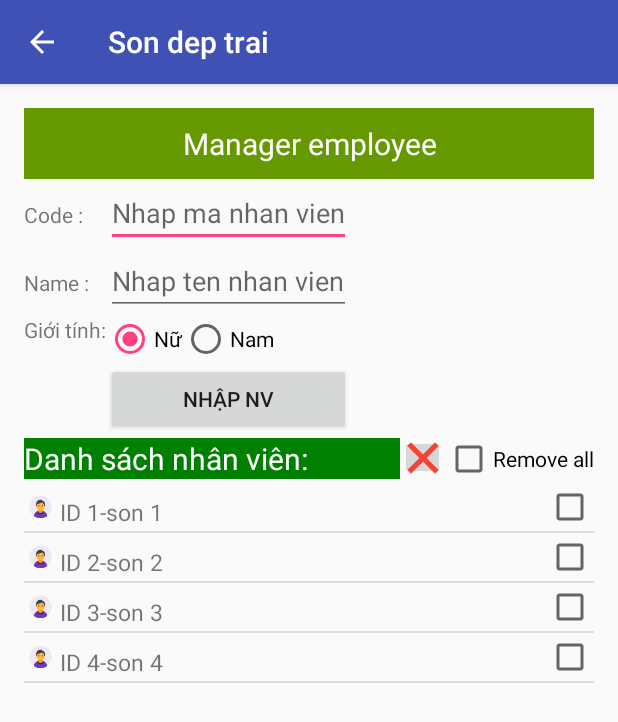
After one commit to Kenlyson/MyFirstApp2, an Android app: the CustomListViewActivity screen opened directly, with no data from a screen before it, on a phone screen of 412 x 824 dp. The commit adds this screen. Shown: the top 722 px of the screen. Run offline under Robolectric (Android 15) with nearby library versions, the phone set to English and light mode, and no system bars.

Commit message:
custom list view

```diff
--- a/app/src/main/AndroidManifest.xml
+++ b/app/src/main/AndroidManifest.xml
@@ -22,7 +22,8 @@
         <activity android:name=".SettingActivity" />
         <activity android:name=".ListViewActivity" />
         <activity android:name=".ListViewActivity2" />
-        <!--<activity android:name=".MainActivity"></activity>-->
+        <!-- <activity android:name=".MainActivity"></activity> -->
+        <activity android:name=".CustomListViewActivity"></activity>
     </application>
 
 </manifest>
--- /dev/null
+++ b/app/src/main/java/com/demo/myfirstapp2/CustomListViewActivity.java
@@ -0,0 +1,72 @@
+package com.demo.myfirstapp2;
+
+import android.support.v7.app.AppCompatActivity;
+import android.os.Bundle;
+import android.view.View;
+import android.widget.ArrayAdapter;
+import android.widget.CheckBox;
+import android.widget.EditText;
+import android.widget.ListView;
+import android.widget.RadioGroup;
+import android.widget.TextView;
+
+import com.demo.myfirstapp2.Models.Employee;
+import com.demo.myfirstapp2.Models.EmployeeApdater;
+
+import java.util.ArrayList;
+import java.util.List;
+
+public class CustomListViewActivity extends BaseActivity {
+    EditText txtEmpId, txtEmpName;
+    RadioGroup groupGender;
+    ListView lvEmp;
+    TextView lblResult;
+    List<Employee> listEmployees;
+    ArrayAdapter<Employee> adapter;
+
+    @Override
+    protected void onCreate(Bundle savedInstanceState) {
+        super.onCreate(savedInstanceState);
+        setContentView(R.layout.activity_custom_list_view);
+        txtEmpId = (EditText) findViewById(R.id.txtEmpId);
+        txtEmpName = (EditText) findViewById(R.id.txtEmpName);
+        groupGender = (RadioGroup) findViewById(R.id.radGroupGender);
+        lvEmp = (ListView) findViewById(R.id.lvEmp);
+        lblResult =(TextView) findViewById(R.id.lblResult);
+        getListEmployee();
+        fillDataSource();
+
+    }
+
+    protected void onDeleteSelectedClicked(View view){
+
+        for(Employee item : listEmployees){
+            if(item.isDelete())
+                listEmployees.remove(item);
+        }
+//        for(int i=lvEmp.getChildCount()-1;i>=0;i--)
+//        {
+//            View v=lvEmp.getChildAt(i);
+//            CheckBox chk=(CheckBox) v.findViewById(R.id.chkitem);
+//            if(chk.isChecked())
+//            {
+//                listEmployees.remove(i);
+//            }
+//        }
+        adapter.notifyDataSetChanged();
+    }
+
+    void getListEmployee(){
+        listEmployees = new ArrayList<>();
+        listEmployees.add(new Employee("ID 1", "son 1", true));
+        listEmployees.add(new Employee("ID 2", "son 2", true));
+        listEmployees.add(new Employee("ID 3", "son 3", true));
+        listEmployees.add(new Employee("ID 4", "son 4", true));
+    }
+
+    void fillDataSource(){
+        adapter = new EmployeeApdater(this,R.layout.employee_item, listEmployees);
+        lvEmp.setAdapter(adapter);
+    }
+
+}
--- a/app/src/main/java/com/demo/myfirstapp2/MainActivity.java
+++ b/app/src/main/java/com/demo/myfirstapp2/MainActivity.java
@@ -49,6 +49,7 @@ public class MainActivity extends AppCompatActivity {
         arrayList.add(new Category("List view type 2",MyConst.LIST_VIEW2, this, ListViewActivity2.class));
         arrayList.add(new Category("My activity", MyConst.MY_ACTIVITY, this, MyActivity.class));
         arrayList.add(new Category("Action menu", MyConst.OPTION_MENU_CONTEXT_MENU, this, SubMenuAndContextMenu.class));
+        arrayList.add(new Category("Custom ListView", MyConst.CUSTOM_LISTVIEW, this, CustomListViewActivity.class));
     }
 
 
--- /dev/null
+++ b/app/src/main/java/com/demo/myfirstapp2/Models/Employee.java
@@ -0,0 +1,49 @@
+package com.demo.myfirstapp2.Models;
+
+/**
+ * Created by Kenlsyon on 31-05-16.
+ */
+public class Employee {
+    private String id;
+    private String name;
+    private boolean gender;
+    private boolean isDelete;
+
+    public boolean isDelete() {
+        return isDelete;
+    }
+
+    public void setDelete(boolean delete) {
+        isDelete = delete;
+    }
+
+    public String getId() {
+        return id;
+    }
+    public void setId(String id) {
+        this.id = id;
+    }
+    public String getName() {
+        return name;
+    }
+    public void setName(String name) {
+        this.name = name;
+    }
+    public boolean isGender() {
+        return gender;
+    }
+    public void setGender(boolean gender) {
+        this.gender = gender;
+    }
+    @Override
+    public String toString() {
+        return this.id+"-"+this.name;
+    }
+
+    public Employee(String id, String name, boolean gender) {
+        this.id = id;
+        this.name = name;
+        this.gender = gender;
+        this.isDelete = false;
+    }
+}
--- /dev/null
+++ b/app/src/main/java/com/demo/myfirstapp2/Models/EmployeeApdater.java
@@ -0,0 +1,65 @@
+package com.demo.myfirstapp2.Models;
+
+import android.app.Activity;
+import android.content.Context;
+import android.view.LayoutInflater;
+import android.view.View;
+import android.view.ViewGroup;
+import android.widget.ArrayAdapter;
+import android.widget.CheckBox;
+import android.widget.ImageView;
+import android.widget.TextView;
+
+import com.demo.myfirstapp2.R;
+
+import java.util.ArrayList;
+import java.util.List;
+
+/**
+ * Created by PCPV on 31-05-16.
+ */
+public class EmployeeApdater extends ArrayAdapter<Employee> {
+    Context _context;
+    int _layoutId;
+    List<Employee> _listEmployee;
+    public EmployeeApdater(Context context, int resource, List<Employee> objects) {
+        super(context, resource, objects);
+        this._context = context;
+        this._layoutId = resource;
+        this._listEmployee = objects;
+    }
+
+    @Override
+    public View getView(int position, View convertView, ViewGroup parent) {
+        LayoutInflater inflater = (LayoutInflater )_context.
+                getSystemService(Context.LAYOUT_INFLATER_SERVICE);
+        convertView=inflater.inflate(_layoutId, null);
+
+        final TextView txtdisplay=(TextView)
+                convertView.findViewById(R.id.txtitem);
+
+        final Employee emp=_listEmployee.get(position);
+
+        txtdisplay.setText(emp.toString());
+        final ImageView imgitem=(ImageView)
+                convertView.findViewById(R.id.imgitem);
+        if(emp.isGender())
+            imgitem.setImageResource(R.mipmap.male);
+        else
+            imgitem.setImageResource(R.mipmap.female );
+
+
+        final CheckBox chkitem=(CheckBox)
+                convertView.findViewById(R.id.chkitem);
+        chkitem.setOnClickListener(new View.OnClickListener() {
+            @Override
+            public void onClick(View v) {
+                boolean isChecked = ((CheckBox)v).isChecked();
+                emp.setDelete(isChecked);
+            }
+        });
+
+        return convertView;
+
+    }
+}
--- a/app/src/main/java/com/demo/myfirstapp2/Models/MyConst.java
+++ b/app/src/main/java/com/demo/myfirstapp2/Models/MyConst.java
@@ -9,4 +9,5 @@ public final class MyConst {
     public final static String LIST_VIEW2 = "LIST_VIEW2";
     public final static String MY_ACTIVITY = "MY_ACTIVITY";
     public final static String OPTION_MENU_CONTEXT_MENU = "OPTION_MENU_CONTEXT_MENU";
+    public final static String CUSTOM_LISTVIEW = "CUSTOM_LISTVIEW";
 }
--- /dev/null
+++ b/app/src/main/res/layout/activity_custom_list_view.xml
@@ -0,0 +1,142 @@
+<?xml version="1.0" encoding="utf-8"?>
+<LinearLayout xmlns:android="http://schemas.android.com/apk/res/android"
+    xmlns:tools="http://schemas.android.com/tools"
+    android:layout_width="match_parent"
+    android:layout_height="match_parent"
+    android:paddingBottom="@dimen/activity_vertical_margin"
+    android:paddingLeft="@dimen/activity_horizontal_margin"
+    android:paddingRight="@dimen/activity_horizontal_margin"
+    android:paddingTop="@dimen/activity_vertical_margin"
+    android:orientation="vertical"
+    tools:context="com.demo.myfirstapp2.CustomListViewActivity">
+
+    <TextView
+        android:layout_width="match_parent"
+        android:layout_height="wrap_content"
+        android:text="Manager employee"
+        android:background="@android:color/holo_green_dark"
+        android:padding="10dp"
+        android:textSize="20dp"
+        android:textColor="@android:color/background_light"
+        android:textAlignment="center"
+        />
+    <TableLayout
+        android:layout_width="match_parent"
+        android:layout_height="wrap_content">
+        <TableRow android:layout_height="wrap_content" android:layout_width="match_parent">
+            <TextView
+                android:text="Code :"
+                android:layout_height="wrap_content"
+                android:layout_width="wrap_content"
+                />
+            <EditText
+                android:id="@+id/txtEmpId"
+                android:layout_height="wrap_content"
+                android:layout_width="match_parent"
+                android:hint="Nhap ma nhan vien"
+                />
+        </TableRow>
+        <TableRow android:layout_height="wrap_content" android:layout_width="match_parent">
+            <TextView
+                android:text="Name :"
+                android:layout_height="wrap_content"
+                android:layout_width="wrap_content"
+                />
+            <EditText
+                android:id="@+id/txtEmpName"
+                android:layout_height="wrap_content"
+                android:layout_width="match_parent"
+                android:hint="Nhap ten nhan vien"
+                />
+        </TableRow>
+        <TableRow
+            android:id="@+id/tableRow3"
+            android:layout_width="wrap_content"
+            android:layout_height="wrap_content"
+            android:layout_gravity="center_vertical">
+
+            <TextView
+                android:id="@+id/textView5"
+                android:layout_width="wrap_content"
+                android:layout_height="wrap_content"
+                android:text="Giới tính:"
+                />
+
+            <RadioGroup
+                android:id="@+id/radGroupGender"
+                android:layout_width="wrap_content"
+                android:layout_height="wrap_content"
+                android:orientation="horizontal" >
+
+                <RadioButton
+                    android:id="@+id/radNu"
+                    android:layout_width="wrap_content"
+                    android:layout_height="wrap_content"
+                    android:checked="true"
+                    android:text="Nữ" />
+
+                <RadioButton
+                    android:id="@+id/radNam"
+                    android:layout_width="wrap_content"
+                    android:layout_height="wrap_content"
+                    android:text="Nam" />
+            </RadioGroup>
+
+        </TableRow>
+        <TableRow
+            android:id="@+id/tableRow4"
+            android:layout_width="wrap_content"
+            android:layout_height="wrap_content" >
+
+            <Button
+                android:id="@+id/btnAddEmp"
+                android:layout_width="wrap_content"
+                android:layout_height="wrap_content"
+                android:layout_column="1"
+                android:text="Nhập NV" />
+
+        </TableRow>
+    </TableLayout>
+
+
+    <LinearLayout
+        android:layout_width="match_parent"
+        android:layout_height="wrap_content" >
+
+        <TextView
+            android:id="@+id/textView1"
+            android:layout_width="wrap_content"
+            android:layout_height="wrap_content"
+            android:layout_weight="9"
+            android:background="#008000"
+            android:layout_marginTop="2dp"
+            android:text="Danh sách nhân viên:"
+            android:textColor="#FFFFFF"
+            android:textSize="20sp" />
+
+        <ImageButton
+            android:id="@+id/btndelete"
+            android:layout_width="30dip"
+            android:layout_height="30dip"
+            android:src="@mipmap/delete"
+            android:onClick="onDeleteSelectedClicked"/>
+        <CheckBox
+            android:id="@+id/ckbRemoveAll"
+            android:layout_width="wrap_content"
+            android:layout_height="wrap_content"
+            android:text="Remove all"/>
+
+
+    </LinearLayout>
+
+    <ListView
+        android:id="@+id/lvEmp"
+        android:layout_width="match_parent"
+        android:layout_height="match_parent">
+    </ListView>
+    <TextView
+        android:id="@+id/lblResult"
+        android:layout_width="wrap_content"
+        android:layout_height="wrap_content" />
+
+</LinearLayout>
--- /dev/null
+++ b/app/src/main/res/layout/employee_item.xml
@@ -0,0 +1,35 @@
+<?xml version="1.0" encoding="utf-8"?>
+<LinearLayout xmlns:android="http://schemas.android.com/apk/res/android"
+    android:id="@+id/LinearLayout1"
+    android:layout_width="match_parent"
+    android:layout_height="match_parent"
+    android:orientation="horizontal" >
+
+    <ImageView
+        android:id="@+id/imgitem"
+        android:layout_width="22dip"
+        android:layout_height="22dip"
+        android:paddingLeft="2dp"
+        android:paddingRight="2dp"
+        android:paddingTop="2dp"
+        android:layout_marginTop="4dp"
+        android:contentDescription="here"
+        android:src="@mipmap/ic_launcher" />
+
+    <TextView
+        android:id="@+id/txtitem"
+        android:layout_height="wrap_content"
+        android:layout_width="0dip"
+        android:layout_weight="2"
+        android:layout_marginTop="4dp"
+        android:paddingLeft="2dp"
+        android:paddingRight="2dp"
+        android:paddingTop="2dp"
+        android:textSize="15sp" />
+
+    <CheckBox
+        android:id="@+id/chkitem"
+        android:layout_width="wrap_content"
+        android:layout_height="wrap_content" />
+
+</LinearLayout>
```
Also changed, not shown: app/src/main/res/mipmap-hdpi/delete.png (added), app/src/main/res/mipmap-hdpi/female.png (added), app/src/main/res/mipmap-hdpi/male.png (added).
